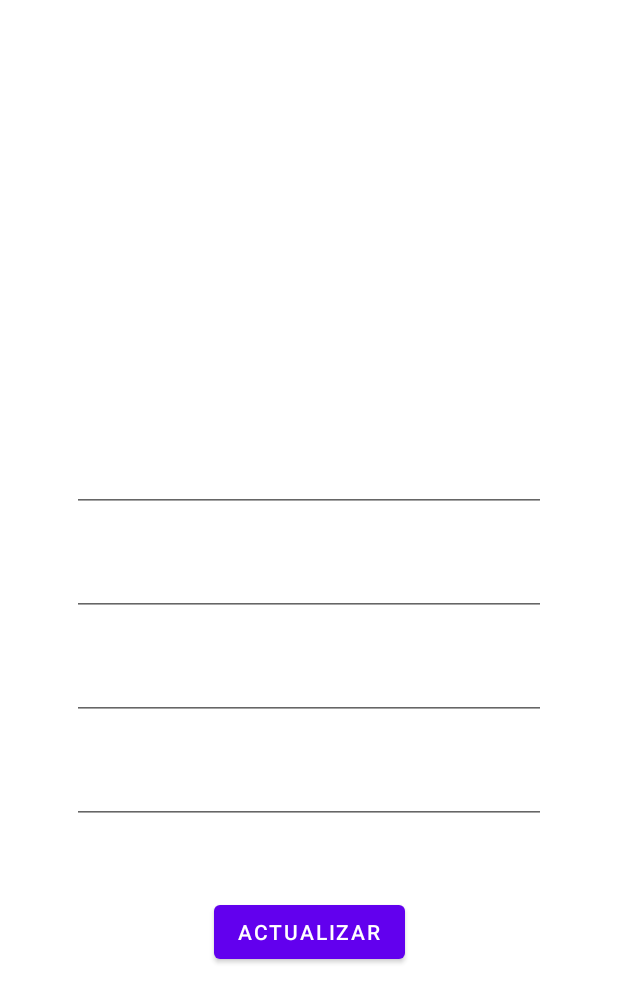
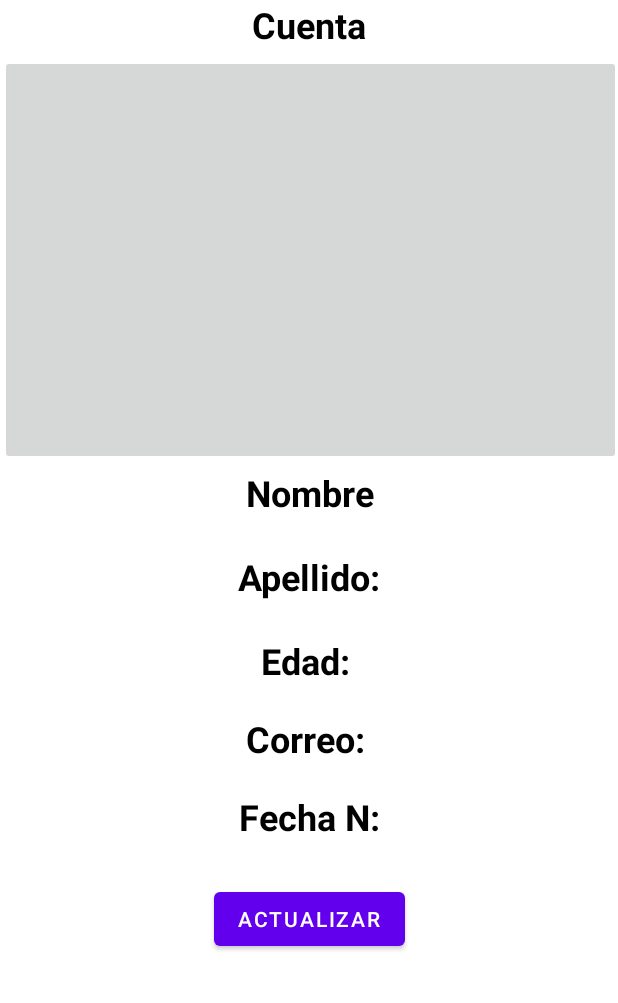
Before and after one commit to coderipper0/SafeTravelApp, an Android app: the fragment cuentaFragment placed in its activity, on a phone screen of 412 x 824 dp. Shown: the top 1003 px of the screen. Run offline under Robolectric (Android 15) with nearby library versions, the phone set to English and light mode, and no system bars.

Commit message:
rediseño fragments y funcionalidad parcial de ayuda

```diff
--- a/app/src/main/java/com/safetravel/safetravel/cuentaFragment.java
+++ b/app/src/main/java/com/safetravel/safetravel/cuentaFragment.java
@@ -19,12 +19,14 @@ import android.widget.ImageView;
  * Use the {@link cuentaFragment#newInstance} factory method to
  * create an instance of this fragment.
  */
+
 public class cuentaFragment extends Fragment {
 
     // TODO: Rename parameter arguments, choose names that match
     // the fragment initialization parameters, e.g. ARG_ITEM_NUMBER
     private static final String ARG_PARAM1 = "param1";
     private static final String ARG_PARAM2 = "param2";
+
 
     // TODO: Rename and change types of parameters
     private String mParam1;
@@ -44,6 +46,7 @@ public class cuentaFragment extends Fragment {
      */
     // TODO: Rename and change types and number of parameters
     public static cuentaFragment newInstance(String param1, String param2) {
+
         cuentaFragment fragment = new cuentaFragment();
         Bundle args = new Bundle();
         args.putString(ARG_PARAM1, param1);
@@ -55,9 +58,11 @@ public class cuentaFragment extends Fragment {
     @Override
     public void onCreate(Bundle savedInstanceState) {
         super.onCreate(savedInstanceState);
+
         if (getArguments() != null) {
             mParam1 = getArguments().getString(ARG_PARAM1);
             mParam2 = getArguments().getString(ARG_PARAM2);
+
         }
     }
 
@@ -66,21 +71,9 @@ public class cuentaFragment extends Fragment {
                              Bundle savedInstanceState) {
         // Inflate the layout for this fragment
         return inflater.inflate(R.layout.fragment_cuenta, container, false);
-        //extraemos el drawable en un bitmap
-        /*Drawable originalDrawable = getResources().getDrawable(R.drawable.avatar);
-        Bitmap originalBitmap = ((BitmapDrawable) originalDrawable).getBitmap();
 
-        //creamos el drawable redondeado
-        RoundedBitmapDrawable roundedDrawable =
-                RoundedBitmapDrawableFactory.create(getResources(), originalBitmap);
+    }
 
-        //asignamos el CornerRadius
-        roundedDrawable.setCornerRadius(originalBitmap.getHeight());
-
-        ImageView imageView = (ImageView) findViewById(R.id.imgAvatar);
-
-        imageView.setImageDrawable(roundedDrawable);*/
-    }
     public void actionbutton(){
 
     }
--- a/app/src/main/res/layout/fragment_cuenta.xml
+++ b/app/src/main/res/layout/fragment_cuenta.xml
@@ -8,64 +8,115 @@
 
     <!-- TODO: Update blank fragment layout -->
 
-    <ImageView
-        android:id="@+id/imgAvatar"
-        android:layout_width="200dp"
-        android:layout_height="200dp"
-        android:layout_marginTop="48dp"
+    <TextView
+        android:id="@+id/txtCuenta"
+        android:layout_width="match_parent"
+        android:layout_height="wrap_content"
+        android:text="Cuenta"
+        android:textAlignment="center"
+        android:textColor="#000000"
+        android:textSize="24sp"
+        android:textStyle="bold"
         app:layout_constraintTop_toTopOf="parent"
         app:layout_constraintStart_toStartOf="parent"
-        app:layout_constraintEnd_toEndOf="parent"
-        tools:srcCompat="@drawable/avatar" />
-
-    <com.google.android.material.textfield.TextInputEditText
-        android:id="@+id/txtNombre"
-        android:layout_width="0dp"
-        android:layout_height="wrap_content"
-        android:layout_marginTop="48dp"
-        android:layout_marginHorizontal="48dp"
-        app:layout_constraintStart_toStartOf="parent"
-        app:layout_constraintTop_toBottomOf="@+id/imgAvatar"
         app:layout_constraintEnd_toEndOf="parent"/>
 
-    <com.google.android.material.textfield.TextInputEditText
-        android:id="@+id/textView5"
-        android:layout_width="0dp"
+    <ImageButton
+        android:id="@+id/imgAvatar"
+        android:layout_width="414dp"
+        android:layout_height="273dp"
+        android:layout_marginTop="4dp"
+        android:contentDescription="@string/register"
+        app:layout_constraintEnd_toEndOf="parent"
+        app:layout_constraintHorizontal_bias="0.0"
+        app:layout_constraintStart_toStartOf="parent"
+        app:layout_constraintTop_toBottomOf="@+id/txtCuenta"
+        tools:src="@drawable/avatar" />
+
+    <TextView
+        android:id="@+id/txtNombre"
+        android:layout_width="match_parent"
         android:layout_height="wrap_content"
-        android:layout_marginHorizontal="48dp"
-        android:layout_marginTop="24dp"
+        android:layout_marginTop="312dp"
+        android:text="Nombre"
+        android:textAlignment="center"
+        android:textColor="#000000"
+        android:textSize="24sp"
+        android:textStyle="bold"
+        app:layout_constraintEnd_toEndOf="parent"
+        app:layout_constraintHorizontal_bias="0.0"
         app:layout_constraintStart_toStartOf="parent"
+        app:layout_constraintTop_toTopOf="parent" />
+
+    <TextView
+        android:id="@+id/txtApellido"
+        android:layout_width="match_parent"
+        android:layout_height="wrap_content"
+        android:layout_marginTop="368dp"
+        android:text="Apellido:"
+        android:textAlignment="center"
+        android:textColor="#000000"
+        android:textSize="24sp"
+        android:textStyle="bold"
         app:layout_constraintEnd_toEndOf="parent"
-        app:layout_constraintTop_toBottomOf="@+id/txtNombre" />
+        app:layout_constraintHorizontal_bias="0.0"
+        app:layout_constraintStart_toStartOf="parent"
+        app:layout_constraintTop_toTopOf="parent" />
 
-    <com.google.android.material.textfield.TextInputEditText
+    <TextView
         android:id="@+id/txtEdad"
-        android:layout_width="0dp"
+        android:layout_width="match_parent"
         android:layout_height="wrap_content"
-        android:layout_marginHorizontal="48dp"
-        android:layout_marginTop="24dp"
+        android:layout_marginTop="424dp"
+        android:text="Edad: "
+        android:textAlignment="center"
+        android:textColor="#000000"
+        android:textSize="24sp"
+        android:textStyle="bold"
+        app:layout_constraintEnd_toEndOf="parent"
+        app:layout_constraintHorizontal_bias="0.0"
         app:layout_constraintStart_toStartOf="parent"
+        app:layout_constraintTop_toTopOf="parent" />
+
+    <TextView
+        android:id="@+id/txtCorreo"
+        android:layout_width="match_parent"
+        android:layout_height="wrap_content"
+        android:layout_marginTop="476dp"
+        android:text="Correo: "
+        android:textAlignment="center"
+        android:textColor="#000000"
+        android:textSize="24sp"
+        android:textStyle="bold"
         app:layout_constraintEnd_toEndOf="parent"
-        app:layout_constraintTop_toBottomOf="@+id/textView5" />
+        app:layout_constraintHorizontal_bias="0.0"
+        app:layout_constraintStart_toStartOf="parent"
+        app:layout_constraintTop_toTopOf="parent" />
 
-    <com.google.android.material.textfield.TextInputEditText
-        android:id="@+id/textView7"
-        android:layout_width="0dp"
+    <TextView
+        android:id="@+id/txtFechaNacimiento"
+        android:layout_width="match_parent"
         android:layout_height="wrap_content"
-        android:layout_marginHorizontal="48dp"
-        android:layout_marginTop="24dp"
+        android:layout_marginTop="528dp"
+        android:text="Fecha N:"
+        android:textAlignment="center"
+        android:textColor="#000000"
+        android:textSize="24sp"
+        android:textStyle="bold"
+        app:layout_constraintEnd_toEndOf="parent"
+        app:layout_constraintHorizontal_bias="0.0"
         app:layout_constraintStart_toStartOf="parent"
-        app:layout_constraintEnd_toEndOf="parent"
-        app:layout_constraintTop_toBottomOf="@+id/txtEdad" />
+        app:layout_constraintTop_toTopOf="parent" />
 
     <Button
         android:id="@+id/btnCuenta"
+        android:layout_width="wrap_content"
+        android:layout_height="wrap_content"
+        android:layout_marginTop="556dp"
+        android:text="Actualizar"
         app:layout_constraintEnd_toEndOf="parent"
         app:layout_constraintStart_toStartOf="parent"
-        app:layout_constraintTop_toBottomOf="@+id/textView7"
-        android:layout_width="wrap_content"
-        android:layout_height="wrap_content"
-        android:layout_marginTop="48dp"
-        android:text="Actualizar" />
+        app:layout_constraintTop_toBottomOf="@+id/txtCuenta" />
+
 
 </androidx.constraintlayout.widget.ConstraintLayout>
```
Also changed, not shown: app/src/main/java/com/safetravel/safetravel/AyudaFragment.java (+16 -8 lines), app/src/main/res/layout/fragment_ayuda.xml (+55 -21 lines).
